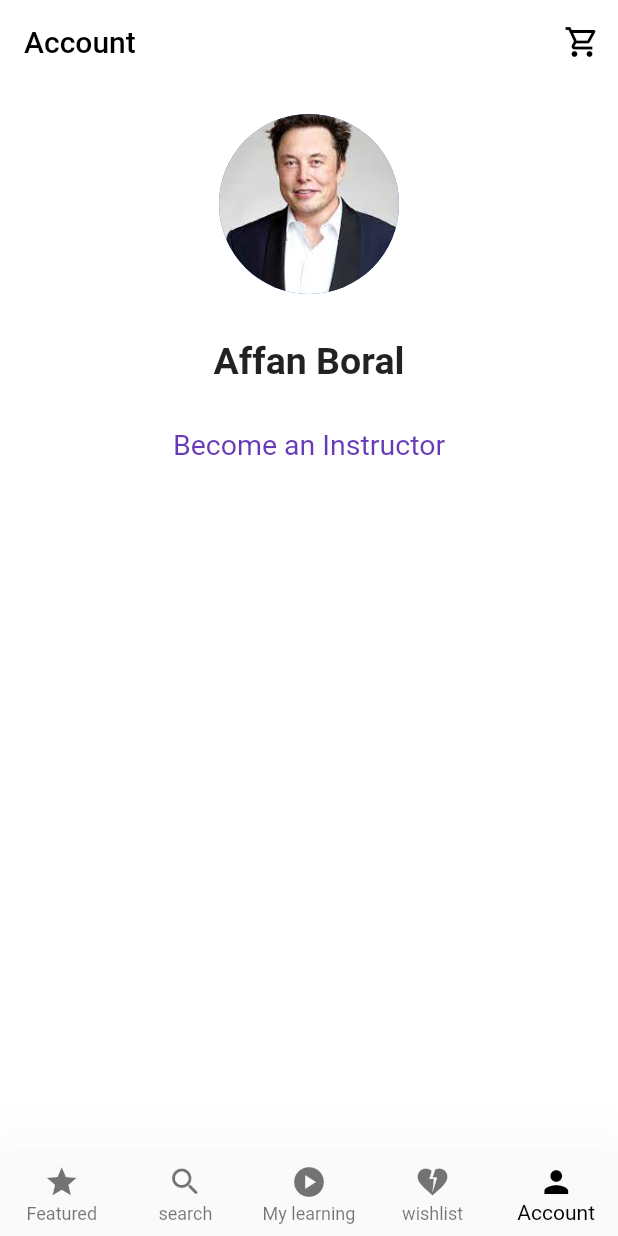
After one commit to BoralAffan/udemy_clone, a Flutter app: the screen it shows once a user with an empty profile is signed in, item 5 of the bottom bar chosen, after a tap on the "shopping cart" icon, on a phone screen of 412 x 824 dp. The commit adds this screen. Run offline on Flutter 3.47's test engine with Material 2 defaults, Android fonts, the phone set to English and light mode, and no system bars; our stand-ins replace firebase_auth, firebase_core, google_fonts, google_sign_in, page_transition; accounts and stored records are empty.

Commit message:
added pageview

```diff
--- a/lib/main.dart
+++ b/lib/main.dart
@@ -1,3 +1,4 @@
+import 'package:firebase_auth/firebase_auth.dart';
 import 'package:firebase_core/firebase_core.dart';
 import 'package:flutter/material.dart';
 import 'package:udemy_clone/firebase_options.dart';
@@ -20,6 +21,7 @@ class MyApp extends StatelessWidget {
     return MaterialApp(
       debugShowCheckedModeBanner: false,
       home:  StreamBuilder(
+        stream: FirebaseAuth.instance.authStateChanges(),
         builder: (context,usersnapshot){
           if(usersnapshot.hasData){
             return SplashScreen();
--- /dev/null
+++ b/lib/screens/accdetails.dart
@@ -0,0 +1,66 @@
+import 'package:firebase_auth/firebase_auth.dart';
+import 'package:firebase_core/firebase_core.dart';
+import 'package:flutter/material.dart';
+
+class AccDetails extends StatelessWidget {
+  const AccDetails({Key? key}) : super(key: key);
+
+  @override
+  Widget build(BuildContext context) {
+    return Scaffold(
+      backgroundColor: Colors.white,
+      appBar: AppBar(
+        backgroundColor: Colors.white,
+        elevation: 0,
+        title: Text(
+          'Account',
+          style: TextStyle(color: Colors.black),
+        ),
+        actions: [
+          IconButton(
+              onPressed: () {},
+              icon: Icon(
+                Icons.shopping_cart_outlined,
+                color: Colors.black,
+              ))
+        ],
+      ),
+      body: SingleChildScrollView(
+        scrollDirection: Axis.vertical,
+        child: Column(
+          children: [
+            Container(
+              height: 300,
+              width: MediaQuery.of(context).size.width,
+              child: Column(
+                children: [
+                  Padding(padding: EdgeInsets.only(top: 20)),
+                  CircleAvatar(
+                    backgroundImage: AssetImage('assets/elon.jpg'),
+                    radius: 60,
+                  ),
+                  SizedBox(
+                    height: 30,
+                  ),
+                  Text('Affan Boral',
+                      style:
+                          TextStyle(fontWeight: FontWeight.bold, fontSize: 25)),
+                  SizedBox(
+                    height: 30,
+                  ),
+                  Text(
+                    'Become an Instructor',
+                    style: TextStyle(color: Colors.deepPurple, fontSize: 19),
+                  )
+                ],
+              ),
+            )
+
+
+
+          ],
+        ),
+      ),
+    );
+  }
+}
--- /dev/null
+++ b/lib/screens/cart.dart
@@ -0,0 +1,21 @@
+import 'package:flutter/material.dart';
+
+class CartScreen extends StatelessWidget {
+  const CartScreen({Key? key}) : super(key: key);
+
+  @override
+  Widget build(BuildContext context) {
+    return Scaffold(
+      appBar: AppBar(
+        automaticallyImplyLeading: true,
+        backgroundColor: Colors.redAccent,
+      ),
+      body: Center(
+        child: Column(
+          mainAxisAlignment: MainAxisAlignment.center,
+          children: [FlutterLogo(size: 100), Text('your cart is empty! u')],
+        ),
+      ),
+    );
+  }
+}
--- /dev/null
+++ b/lib/screens/feature.dart
@@ -0,0 +1,20 @@
+import 'package:flutter/material.dart';
+
+
+class Feature extends StatefulWidget {
+  const Feature({Key? key}) : super(key: key);
+
+  @override
+  State<Feature> createState() => _FeatureState();
+}
+
+class _FeatureState extends State<Feature> {
+  @override
+  Widget build(BuildContext context) {
+    return Scaffold(
+      body: Center(
+        child: Text('featured'),
+      ),
+    );
+  }
+}
--- a/lib/screens/home.dart
+++ b/lib/screens/home.dart
@@ -1,6 +1,13 @@
 import 'package:firebase_auth/firebase_auth.dart';
 import 'package:firebase_core/firebase_core.dart';
 import 'package:flutter/material.dart';
+import 'package:flutter/widgets.dart';
+import 'package:udemy_clone/screens/accdetails.dart';
+import 'package:udemy_clone/screens/cart.dart';
+import 'package:udemy_clone/screens/feature.dart';
+import 'package:udemy_clone/screens/learning.dart';
+import 'package:udemy_clone/screens/search.dart';
+import 'package:udemy_clone/screens/wishlist.dart';
 
 class HomeScreen extends StatefulWidget {
   const HomeScreen({Key? key}) : super(key: key);
@@ -10,20 +17,39 @@ class HomeScreen extends StatefulWidget {
 }
 
 class _HomeScreenState extends State<HomeScreen> {
+  int _currentIndex = 0;
+  PageController pageController = new PageController();
+  void ontap(int page) {
+    setState(() {
+      _currentIndex = page;
+    });
+    pageController.jumpToPage(page);
+  }
+
   @override
-  int _currentIndex = 0;
   Widget build(BuildContext context) {
-    var currentUser = FirebaseAuth.instance.currentUser;
     return Scaffold(
+        body: PageView(
+          controller: pageController,
+          onPageChanged: (index) {
+            setState(() {
+              _currentIndex = index;
+            });
+          },
+          children: [
+            Feature(),
+            search(),
+            MyLearnings(),
+            Wishlist(),
+            AccDetails()
+          ],
+        ),
         bottomNavigationBar: BottomNavigationBar(
+          elevation: 50,
           type: BottomNavigationBarType.fixed,
           currentIndex: _currentIndex,
           selectedItemColor: Colors.black,
-      onTap: (value) {
-        setState(() {
-          _currentIndex = value;
-        });
-      },
+          onTap: ontap,
           items: [
             BottomNavigationBarItem(icon: Icon(Icons.star), label: 'Featured'),
             BottomNavigationBarItem(
@@ -32,7 +58,10 @@ class _HomeScreenState extends State<HomeScreen> {
                 icon: Icon(Icons.play_circle), label: 'My learning'),
             BottomNavigationBarItem(
                 icon: Icon(Icons.heart_broken), label: 'wishlist'),
-        BottomNavigationBarItem(icon: Icon(Icons.person), label: 'Account'),
+            BottomNavigationBarItem(
+              icon: Icon(Icons.person),
+              label: 'Account',
+            ),
           ],
         ));
   }
--- /dev/null
+++ b/lib/screens/learning.dart
@@ -0,0 +1,19 @@
+import 'package:flutter/material.dart';
+
+ class MyLearnings extends StatefulWidget {
+  const MyLearnings({Key? key}) : super(key: key);
+
+  @override
+  State<MyLearnings> createState() => _MyLearningsState();
+}
+
+class _MyLearningsState extends State<MyLearnings> {
+  @override
+  Widget build(BuildContext context) {
+    return Scaffold(
+      body: Center(
+        child: Text('my learnings'),
+      ),
+    );
+  }
+}
--- /dev/null
+++ b/lib/screens/search.dart
@@ -0,0 +1,19 @@
+import 'package:flutter/material.dart';
+
+class search extends StatefulWidget {
+  const search({Key? key}) : super(key: key);
+
+  @override
+  State<search> createState() => _searchState();
+}
+
+class _searchState extends State<search> {
+  @override
+  Widget build(BuildContext context) {
+    return Scaffold(
+      body: Center(
+        child: Text('search'),
+      ),
+    );
+  }
+}
--- /dev/null
+++ b/lib/screens/wishlist.dart
@@ -0,0 +1,19 @@
+import 'package:flutter/material.dart';
+
+class Wishlist extends StatefulWidget {
+  const Wishlist({Key? key}) : super(key: key);
+
+  @override
+  State<Wishlist> createState() => _WishlistState();
+}
+
+class _WishlistState extends State<Wishlist> {
+  @override
+  Widget build(BuildContext context) {
+    return Scaffold(
+      body: Center(
+        child: Text('widgets'),
+      ),
+    );
+  }
+}
--- a/pubspec.yaml
+++ b/pubspec.yaml
@@ -56,6 +56,7 @@ flutter:
     - assets/googlr.png
     - assets/google1.png
     - assets/login.jpg
+    - assets/elon.jpg
   #   - images/a_dot_ham.jpeg
   # An image asset can refer to one or more resolution-specific "variants", see
   # https://flutter.dev/assets-and-images/#resolution-aware
```
Also changed, not shown: assets/elon.jpg (added). Lines whose indentation alone changed are shown as unchanged.
